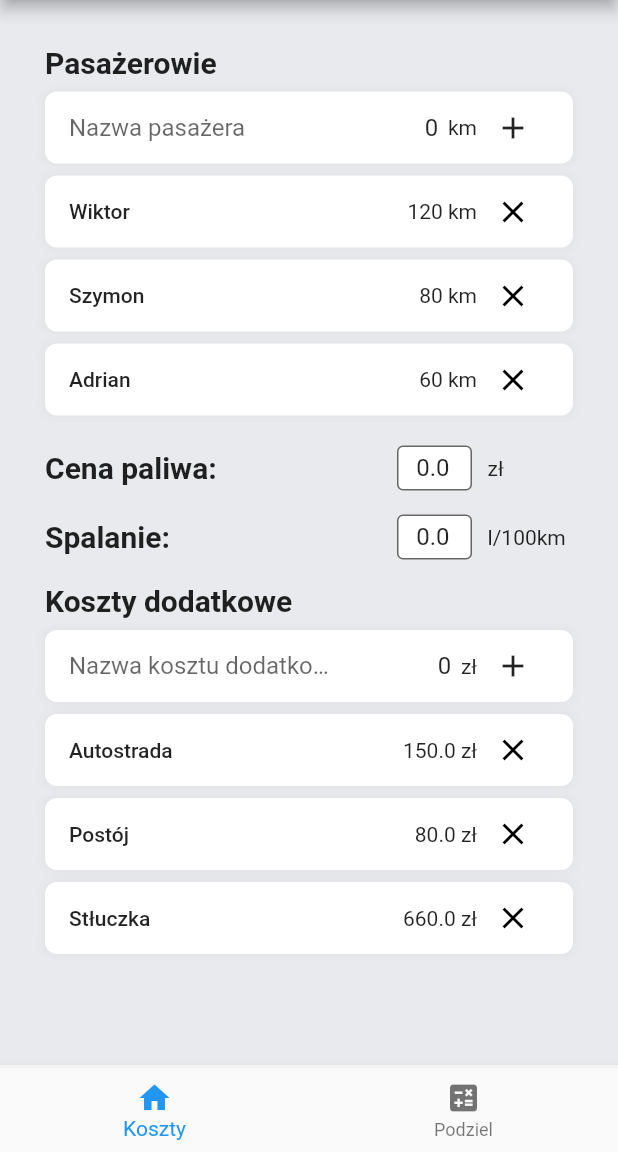
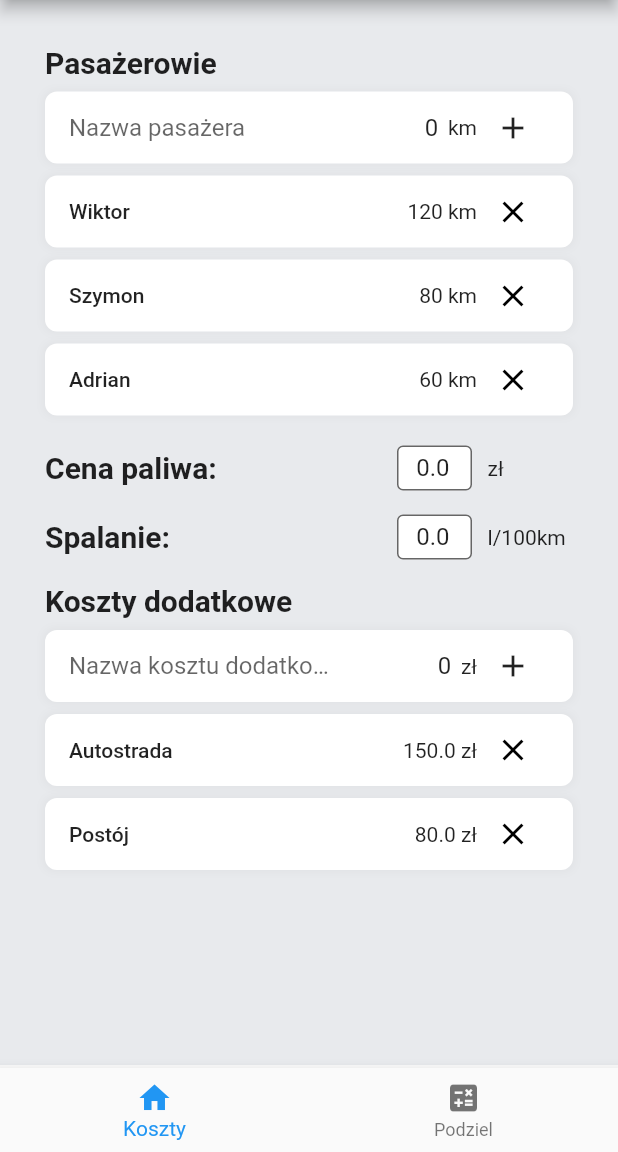
Before and after one commit to wiktord2000/Trip-Costs-Calculator_Flutter, a Flutter app: the screen it shows after launch, on a phone screen of 412 x 824 dp, the part 84-1236 px from its top. Run offline on Flutter 3.47's test engine with Material 2 defaults, Android fonts, the phone set to English and light mode, and no system bars; our stand-ins replace dotted_line; missing offline and left inert: dart:ffi.

Commit message:
Some updates

```diff
--- a/trip_costs_calculator_flutter/lib/calculate.dart
+++ b/trip_costs_calculator_flutter/lib/calculate.dart
@@ -199,7 +199,7 @@ class _CalculatePageState extends State<CalculatePage> {
     );
   }
 
-  Widget _listViewBody() {
+  Widget _calculateView() {
     return Container(
       color: Colors.grey[400],
       constraints: BoxConstraints(
@@ -232,6 +232,6 @@ class _CalculatePageState extends State<CalculatePage> {
 
   @override
   Widget build(BuildContext context) {
-    return SingleChildScrollView(child: _listViewBody());
+    return SingleChildScrollView(child: _calculateView());
   }
 }
--- a/trip_costs_calculator_flutter/lib/costs.dart
+++ b/trip_costs_calculator_flutter/lib/costs.dart
@@ -76,6 +76,7 @@ class _CostsPageState extends State<CostsPage> {
     });
   }
 
+  // Seting up the fuel and combustion
   void _onFuelCostChange(String value) {
     widget.updateFuelPrice(double.parse(value));
   }
@@ -251,7 +252,7 @@ class _CostsPageState extends State<CostsPage> {
 
   // --------------------------- Content
 
-  Widget _controlsBody() {
+  Widget _costsView() {
     return Container(
       width: MediaQuery.of(context).size.width,
       constraints: BoxConstraints(
@@ -306,6 +307,6 @@ class _CostsPageState extends State<CostsPage> {
 
   @override
   Widget build(BuildContext context) {
-    return SingleChildScrollView(child: _controlsBody());
+    return SingleChildScrollView(child: _costsView());
   }
 }
--- a/trip_costs_calculator_flutter/lib/main.dart
+++ b/trip_costs_calculator_flutter/lib/main.dart
@@ -23,6 +23,7 @@ class AdditionalCost {
   AdditionalCost({required this.name, required this.price});
 }
 
+// App
 class MyApp extends StatelessWidget {
   const MyApp({super.key});
 
@@ -53,12 +54,19 @@ class MyHomePage extends StatefulWidget {
 }
 
 class _MyHomePageState extends State<MyHomePage> {
+  // Initial data
   // Additional Costs list
   List<AdditionalCost> additionalCosts = [
     AdditionalCost(name: "Autostrada", price: 150.0),
     AdditionalCost(name: "Postój", price: 80.0),
-    AdditionalCost(name: "Stłuczka", price: 660.0)
   ];
+  // Passengers list
+  List<Passenger> passengers = [
+    Passenger(name: "Wiktor", mealage: 120),
+    Passenger(name: "Szymon", mealage: 80),
+    Passenger(name: "Adrian", mealage: 60)
+  ];
+
   void _addAdditionalCost(AdditionalCost additionalCost) {
     setState(() {
       additionalCosts.add(additionalCost);
@@ -71,12 +79,6 @@ class _MyHomePageState extends State<MyHomePage> {
     });
   }
 
-  // Passengers list
-  List<Passenger> passengers = [
-    Passenger(name: "Wiktor", mealage: 120),
-    Passenger(name: "Szymon", mealage: 80),
-    Passenger(name: "Adrian", mealage: 60)
-  ];
   void _addPassenger(Passenger passenger) {
     setState(() {
       passengers.add(passenger);
@@ -107,12 +109,13 @@ class _MyHomePageState extends State<MyHomePage> {
 
   // Page change functionality
   int _selectedIndex = 0;
+
   // To compute when view change
   List<AdditionalCost> additionalCostsPerPassenger = [];
   double additionalCostsSumPerPassenger = 0.0;
   List<double> passengersFuelCosts = [];
   double additionalCostsSum = 0.0;
-  double fuelCost = 0.0;
+  double fuelCost = 0.0; // combustion*fuelPrice*maxMealage
 
   void _onItemTapped(int index) {
     setState(() {
```
